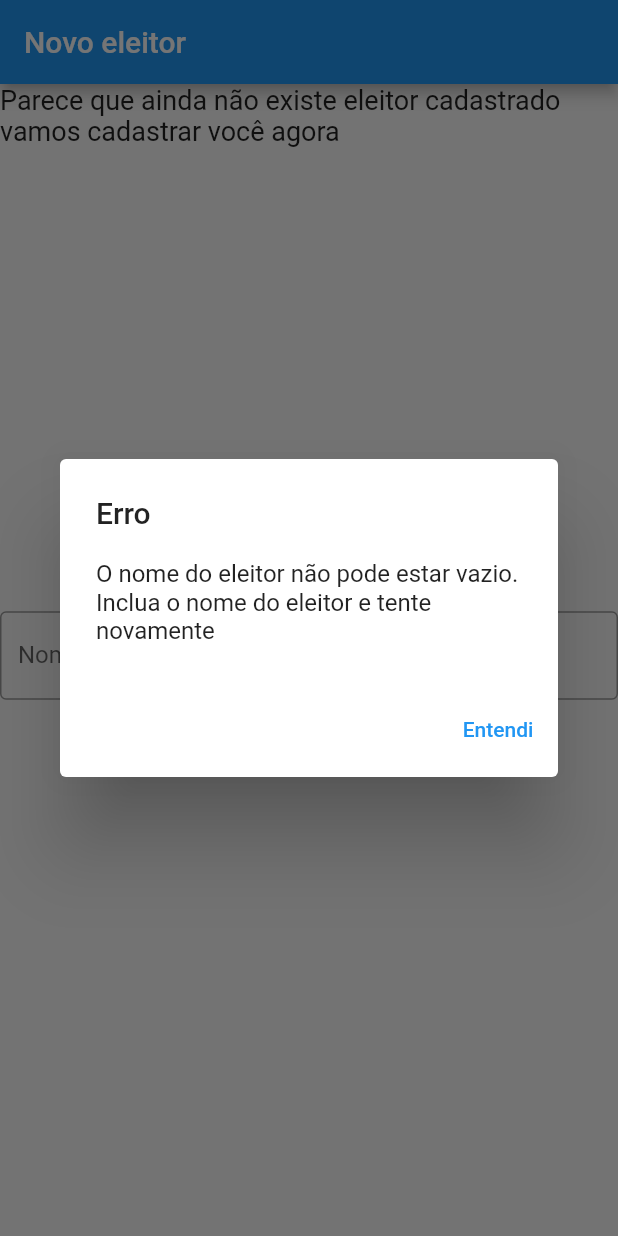
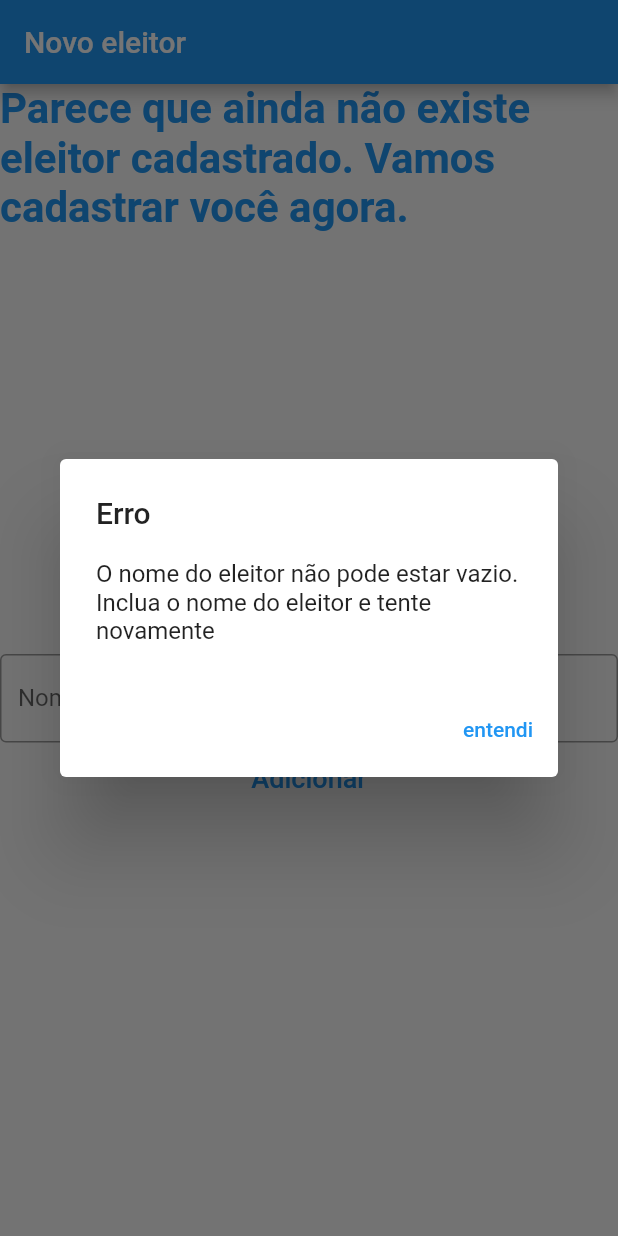
Before and after one commit to rammyres/rdve_wallet, a Flutter app: the screen it shows after launch, after a tap on "Adicionar", on a phone screen of 412 x 824 dp. Run offline on Flutter 3.47's test engine with Material 2 defaults, Android fonts, the phone set to English and light mode, and no system bars; our stand-ins replace convert, qr_flutter, shared_preferences; missing offline and left inert: bs58, hash, secp256k1.

```diff
--- a/lib/componentes/novoUsuario.dart
+++ b/lib/componentes/novoUsuario.dart
@@ -10,6 +10,9 @@ class NovoUsuario extends StatefulWidget {
 }
 
 class _NovoUsuarioState extends State<NovoUsuario> {
+  var textoAviso = "";
+  var corTexto = Colors.blueAccent;
+
   Future<void> salvarDados(Eleitor eleitor) async {
     final prefs = await SharedPreferences.getInstance();
     prefs.setString('nome', eleitor.nome);
@@ -40,7 +43,7 @@ class _NovoUsuarioState extends State<NovoUsuario> {
     }
   }
 
-  Future<void> _showMyDialog() async {
+  Future<void> _alerta({String mensagem, String botao}) async {
     return showDialog<void>(
       context: context,
       barrierDismissible: false, // user must tap button!
@@ -50,14 +53,13 @@ class _NovoUsuarioState extends State<NovoUsuario> {
           content: SingleChildScrollView(
             child: ListBody(
               children: <Widget>[
-                Text(
-                    'O nome do eleitor não pode estar vazio. Inclua o nome do eleitor e tente novamente'),
+                Text(mensagem),
               ],
             ),
           ),
           actions: <Widget>[
             TextButton(
-              child: Text('Entendi'),
+              child: Text(botao),
               onPressed: () {
                 Navigator.of(context).pop();
               },
@@ -68,7 +70,18 @@ class _NovoUsuarioState extends State<NovoUsuario> {
     );
   }
 
-  final controleNome = TextEditingController();
+  TextEditingController controleNome;
+
+  void aoMudar() {
+    setState(() {
+      this.textoAviso = controleNome.text.contains(" ")
+          ? ""
+          : "(Você deve digitar o nome completo)";
+      this.corTexto = controleNome.text.contains(" ")
+          ? Colors.blueAccent
+          : Colors.redAccent;
+    });
+  }
 
   void novoEleitor(String nome) {
     var eleitor = Eleitor.gerarNovo(nome);
@@ -88,6 +101,8 @@ class _NovoUsuarioState extends State<NovoUsuario> {
   @override
   void initState() {
     _carregarUsuario();
+    controleNome = TextEditingController();
+    //controleNome.addListener(() => aoMudar());
     super.initState();
   }
 
@@ -100,16 +115,23 @@ class _NovoUsuarioState extends State<NovoUsuario> {
       body: Column(
         children: [
           Text(
-              "Parece que ainda não existe eleitor cadastrado vamos cadastrar você agora",
-              style: TextStyle(fontSize: 18),
+            "Parece que ainda não existe eleitor cadastrado. Vamos cadastrar você agora.",
+            style: TextStyle(
+              fontSize: 28,
+              fontWeight: FontWeight.bold,
+              color: Colors.blue,
+            ),
           ),
           Spacer(),
           TextField(
             controller: controleNome,
             decoration: InputDecoration(
-                border: OutlineInputBorder(),
-                labelText: 'Nome do eleitor',
+              border: OutlineInputBorder(
+                borderSide: BorderSide(color: corTexto),
               ),
+              labelText: 'Nome do eleitor $textoAviso',
+            ),
+            onChanged: (texto) => aoMudar(),
           ),
           FlatButton(
             child: Text(
@@ -117,11 +139,18 @@ class _NovoUsuarioState extends State<NovoUsuario> {
               style: TextStyle(fontSize: 18, color: Colors.blue),
             ),
             onPressed: () {
-                estaVazio() ? _showMyDialog() : novoEleitor(controleNome.text);
+              estaVazio()
+                  ? _alerta(
+                      mensagem:
+                          "O nome do eleitor não pode estar vazio. Inclua o nome do eleitor e tente novamente",
+                      botao: "entendi",
+                    )
+                  : novoEleitor(controleNome.text);
             },
           ),
           Spacer(),
         ],
-        ));
+      ),
+    );
   }
 }
```
Lines whose indentation alone changed are shown as unchanged.
